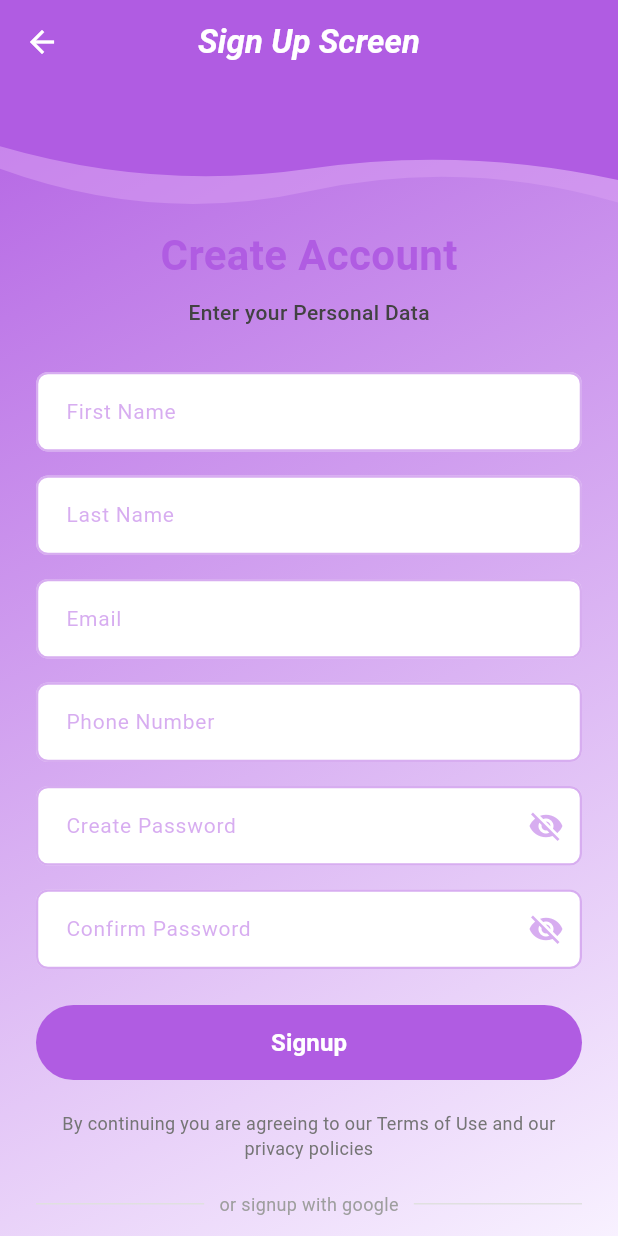
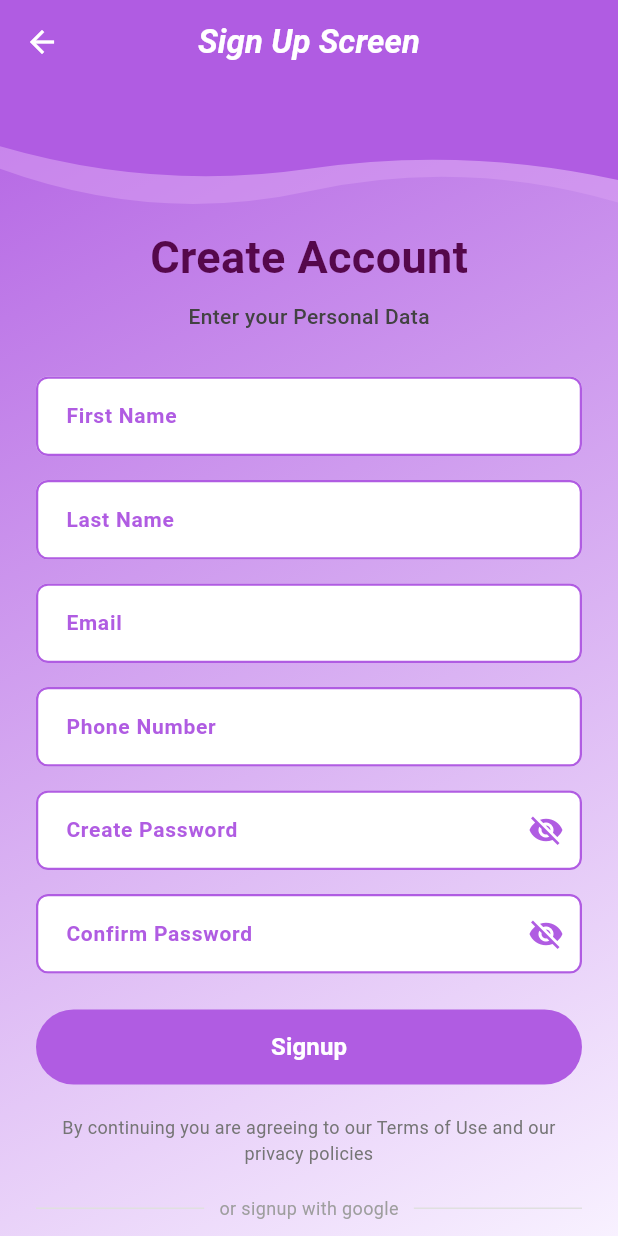
Before and after one commit to aneeq580/FYP-E-Therapy, a Flutter app: the SignupScreen screen opened by its route, on a phone screen of 412 x 824 dp. Run offline on Flutter 3.47's test engine with Material 3 defaults, Android fonts, the light colour scheme and no system bars; our stand-ins replace cloud_firestore, dash_chat_2, file_picker, firebase_auth, firebase_core, firebase_storage and 5 more; accounts and stored records are empty.

Commit message:
signup screen fonts

```diff
--- a/lib/views/auth/signup/custom_text_field.dart
+++ b/lib/views/auth/signup/custom_text_field.dart
@@ -40,10 +40,14 @@
     return TextField(
       controller: widget.controller,
       obscureText: _obscureText,
-      style: const TextStyle(fontSize: 14),
+      style: const TextStyle(fontSize: 14, color: Colors.black87),
       decoration: InputDecoration(
         hintText: widget.hint,
-        hintStyle: TextStyle(color: effectiveBorderColor),
+        hintStyle: TextStyle(
+          color: effectiveBorderColor,
+          fontSize: 14,
+          fontWeight: FontWeight.w600,
+        ),
         prefixIcon: widget.icon != null
             ? Padding(
                 padding: const EdgeInsets.all(12.0),
--- a/lib/views/auth/signup/signup_screen.dart
+++ b/lib/views/auth/signup/signup_screen.dart
@@ -127,9 +127,9 @@
                     Text(
                       "Create Account",
                       style: TextStyle(
-                        fontSize: 28,
+                        fontSize: 30,
                         fontWeight: FontWeight.bold,
-                        color: primaryColor,
+                        color: const Color.fromARGB(255, 85, 8, 75),
                       ),
                     ),
                     const SizedBox(height: 8),
@@ -147,40 +147,40 @@
                     CustomTextField(
                       hint: "First Name",
                       controller: firstNameController,
-                      borderColor: primaryColor.withOpacity(0.5),
+                      borderColor: primaryColor,
                     ),
                     const SizedBox(height: 16),
                     CustomTextField(
                       hint: "Last Name",
                       controller: lastNameController,
-                      borderColor: primaryColor.withOpacity(0.5),
+                      borderColor: primaryColor,
                     ),
                     const SizedBox(height: 16),
                     CustomTextField(
                       hint: "Email",
                       controller: emailController,
-                      borderColor: primaryColor.withOpacity(0.5),
+                      borderColor: primaryColor,
                     ),
                     const SizedBox(height: 16),
                     CustomTextField(
                       hint: "Phone Number",
                       keyboardType: TextInputType.phone,
                       controller: phoneController,
-                      borderColor: primaryColor.withOpacity(0.5),
+                      borderColor: primaryColor,
                     ),
                     const SizedBox(height: 16),
                     CustomTextField(
                       hint: "Create Password",
                       controller: passwordController,
                       isPassword: true,
-                      borderColor: primaryColor.withOpacity(0.5),
+                      borderColor: primaryColor,
                     ),
                     const SizedBox(height: 16),
                     CustomTextField(
                       hint: "Confirm Password",
                       controller: confirmPasswordController,
                       isPassword: true,
-                      borderColor: primaryColor.withOpacity(0.5),
+                      borderColor: primaryColor,
                     ),
                     const SizedBox(height: 16),
 
@@ -197,10 +197,7 @@
                           decoration: BoxDecoration(
                             color: Colors.white,
                             borderRadius: BorderRadius.circular(8),
-                            border: Border.all(
-                              color: primaryColor.withOpacity(0.5),
-                              width: 1.5,
-                            ),
+                            border: Border.all(color: primaryColor, width: 1.5),
                           ),
                           child: Row(
                             mainAxisAlignment: MainAxisAlignment.spaceBetween,
@@ -211,16 +208,14 @@
                                   style: TextStyle(
                                     color: pickedFileName != null
                                         ? Colors.black87
-                                        : primaryColor.withOpacity(0.5),
+                                        : primaryColor,
                                     fontSize: 14,
+                                    fontWeight: FontWeight.w600,
                                   ),
                                   overflow: TextOverflow.ellipsis,
                                 ),
                               ),
-                              Icon(
-                                Icons.upload_file,
-                                color: primaryColor.withOpacity(0.5),
-                              ),
+                              Icon(Icons.upload_file, color: primaryColor),
                             ],
                           ),
                         ),
```
